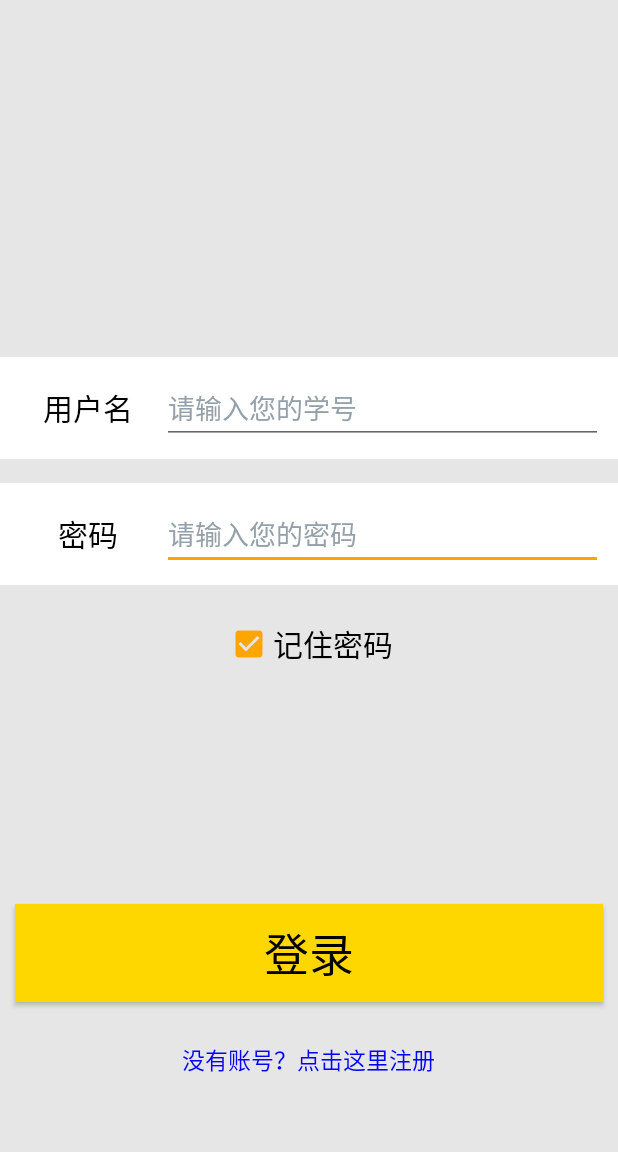
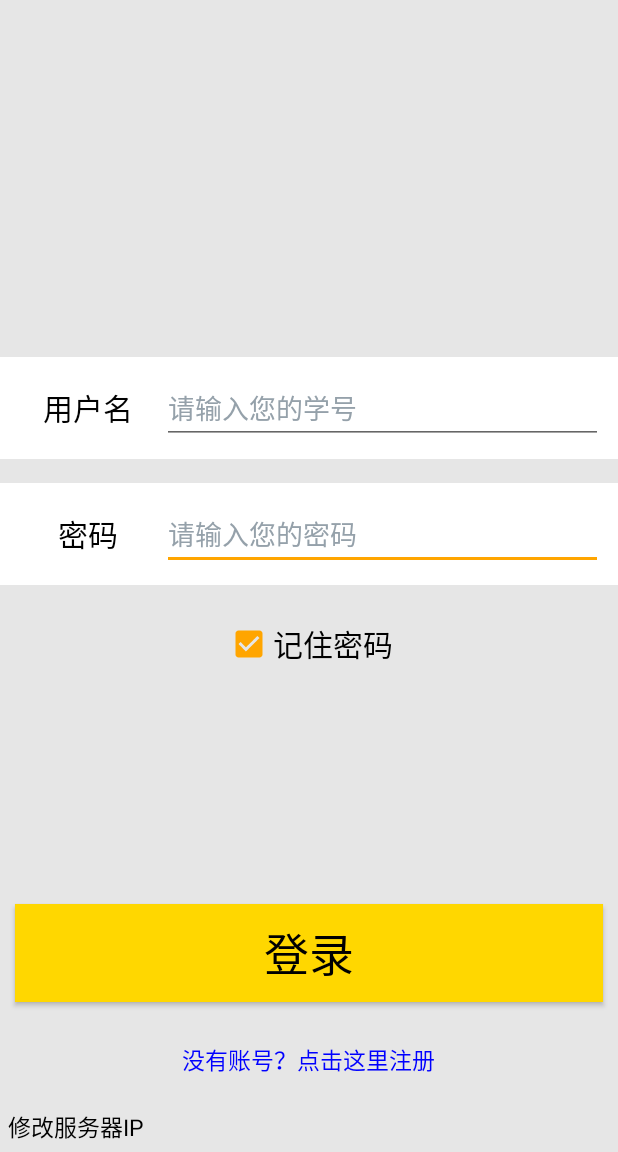
Before and after one commit to royyoung388/EZuYou, an Android app: the layout login.xml on its own in the app's theme, with its tools: preview values and no code run, on a phone screen of 412 x 824 dp, the part 84-1236 px from its top. Run offline under Robolectric (Android 15) with nearby library versions, the phone set to English and light mode, and no system bars.

Commit message:
V2.3：增加了修改服务器IP的功能

```diff
--- a/app/src/main/java/com/you/ezuyou/Home/Home.java
+++ b/app/src/main/java/com/you/ezuyou/Home/Home.java
@@ -13,10 +13,9 @@ import android.view.View;
 import android.view.ViewGroup;
 import android.widget.ImageView;
 import android.widget.LinearLayout;
-import android.widget.ListAdapter;
 import android.widget.ListView;
 
-import com.you.ezuyou.InternetUtls.HomeUtils.HomeUtils;
+import com.you.ezuyou.InternetUtls.HomeUtils;
 import com.you.ezuyou.R;
 import com.you.ezuyou.Rearch.Search;
 
--- a/app/src/main/java/com/you/ezuyou/Login/Login_sign.java
+++ b/app/src/main/java/com/you/ezuyou/Login/Login_sign.java
@@ -9,7 +9,7 @@ import android.widget.Button;
 import android.widget.EditText;
 import android.widget.Toast;
 
-import com.you.ezuyou.InternetUtls.LoginUtils.LoginUtils;
+import com.you.ezuyou.InternetUtls.LoginUtils;
 import com.you.ezuyou.R;
 
 /**
--- a/app/src/main/res/layout/login.xml
+++ b/app/src/main/res/layout/login.xml
@@ -126,4 +126,13 @@
         android:text="没有账号？点击这里注册"
         android:textSize="15dp"/>
 
+    <TextView
+        android:id="@+id/Login_changeip"
+        android:layout_width="wrap_content"
+        android:layout_height="wrap_content"
+        android:layout_alignParentBottom="true"
+        android:text="修改服务器IP"
+        android:textSize="15dp"
+        android:layout_margin="5dp"/>
+
 </RelativeLayout>
```
Also changed, not shown: app/src/main/java/com/you/ezuyou/InternetUtls/HomeUtils.java (renamed from app/src/main/java/com/you/ezuyou/InternetUtls/HomeUtils/HomeUtils.java, +9 -7 lines), app/src/main/java/com/you/ezuyou/InternetUtls/LoginUtils.java (renamed from app/src/main/java/com/you/ezuyou/InternetUtls/LoginUtils/LoginUtils.java, +5 -5 lines), app/src/main/java/com/you/ezuyou/Login/Login.java (+41 -4 lines).
